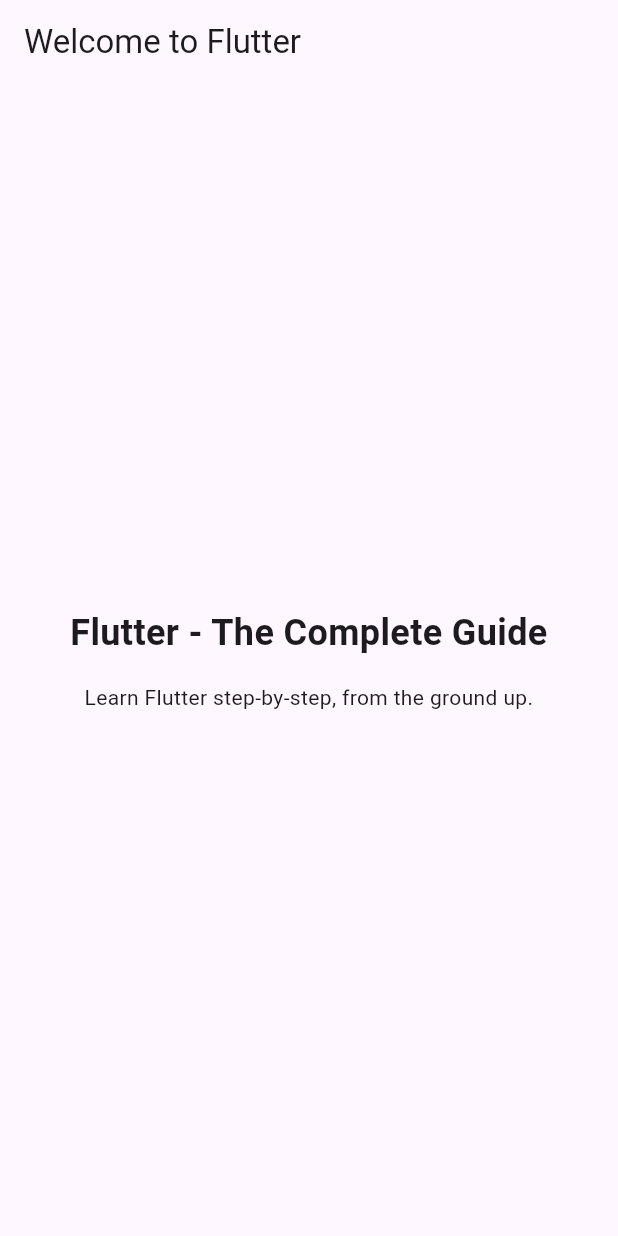
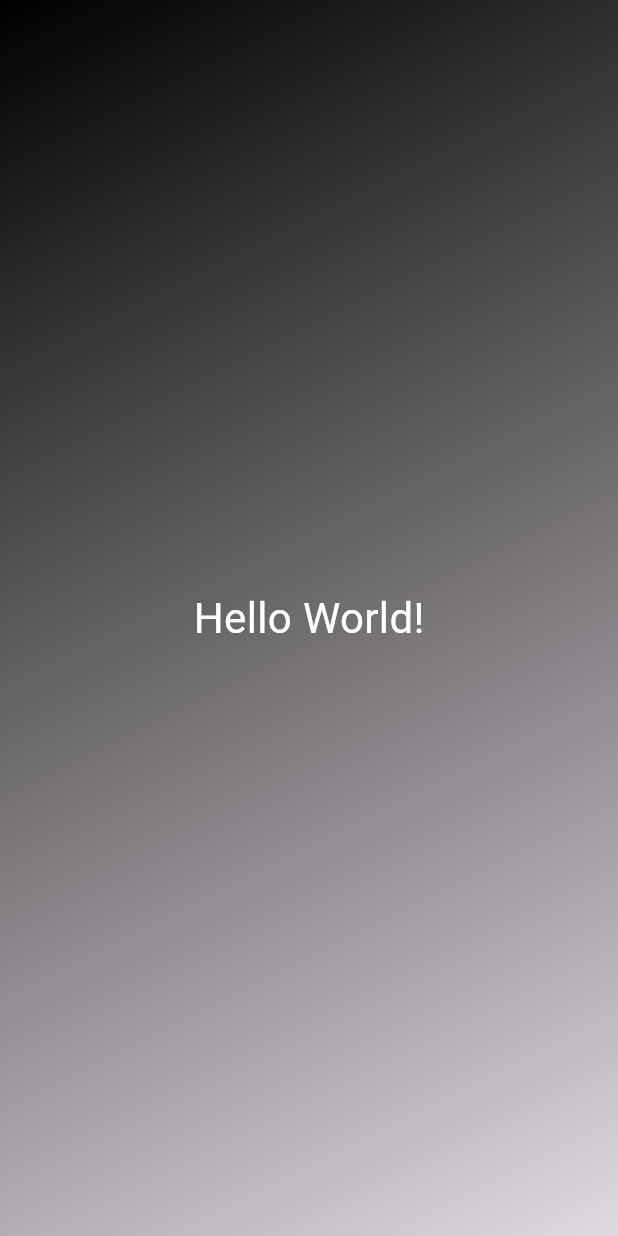
Before and after one commit to sarama02/rafarep, a Flutter app: the screen it shows after launch, on a phone screen of 412 x 824 dp. Run offline on Flutter 3.47's test engine with Material 3 defaults, Android fonts, the phone set to English and light mode, and no system bars.

Commit message:
dart fundamentals

```diff
--- /dev/null
+++ b/lib/gradient_container.dart
@@ -0,0 +1,30 @@
+import 'package:flutter/material.dart';
+import 'package:custom_app_test/styled_text.dart';
+
+var startAlignment = Alignment.topLeft;
+// Alignment? startAlignment;
+var endAlignment = Alignment.bottomRight;
+// final endAlignment = Alignment.bottomRight;
+// const endAlignment = Alignment.bottomRight;
+
+class GradientContainer extends StatelessWidget {
+  // GradientContainer({key}): super(key: key);
+  const GradientContainer({super.key});
+  @override
+  Widget build(context) {
+    return Container(
+        decoration: BoxDecoration(
+          gradient: LinearGradient(
+            begin: startAlignment,
+            end: endAlignment,
+            colors: const [
+              Colors.black,
+              Colors.black12,
+            ],
+          ),
+        ),
+        child: const Center(
+            child: StyledText()),
+      );
+  }
+}
--- a/lib/main.dart
+++ b/lib/main.dart
@@ -1,54 +1,10 @@
 import 'package:flutter/material.dart';
+import 'package:custom_app_test/gradient_container.dart';
 
 void main() {
-  runApp(const MyApp());
+  runApp(const MaterialApp(
+    home: Scaffold(
+      body: GradientContainer(),
+    ),
+  ));
 }
-
-// With Flutter, you create user interfaces by combining "widgets"
-// You'll learn all about them (and much more) throughout this course!
-class MyApp extends StatelessWidget {
-  const MyApp({super.key});
-
-  // Every custom widget must have a build() method
-  // It tells Flutter, which widgets make up your custom widget
-  // Again: You'll learn all about that throughout the course!
-  @override
-  Widget build(BuildContext context) {
-    // Below, a bunch of built-in widgets are used (provided by Flutter)
-    // They will be explained in the next sections
-    // In this course, you will, of course, not just use them a lot but
-    // also learn about many other widgets!
-    return MaterialApp(
-      title: 'Flutter First App',
-      theme: ThemeData(useMaterial3: true),
-      home: Scaffold(
-        appBar: AppBar(
-          title: const Text('Welcome to Flutter'),
-        ),
-        body: Container(
-          width: double.infinity,
-          padding: const EdgeInsets.all(12),
-          child: const Column(
-            mainAxisAlignment: MainAxisAlignment.center,
-            crossAxisAlignment: CrossAxisAlignment.center,
-            children: [
-              Text(
-                'Flutter - The Complete Guide',
-                textAlign: TextAlign.center,
-                style: TextStyle(
-                  fontSize: 24,
-                  fontWeight: FontWeight.bold,
-                ),
-              ),
-              SizedBox(height: 16),
-              Text(
-                'Learn Flutter step-by-step, from the ground up.',
-                textAlign: TextAlign.center,
-              ),
-            ],
-          ),
-        ),
-      ),
-    );
-  }
-}
--- /dev/null
+++ b/lib/styled_text.dart
@@ -0,0 +1,15 @@
+import 'package:flutter/material.dart';
+
+class StyledText extends StatelessWidget {
+  const StyledText({super.key});
+  @override
+  Widget build(context) {
+    return const Text(
+          'Hello World!',
+          style: TextStyle(
+            color: Colors.white,
+            fontSize: 28,
+          ),
+        );
+  }
+}
--- a/pubspec.yaml
+++ b/pubspec.yaml
@@ -1,4 +1,4 @@
-name: my_first_app
+name: custom_app_test
 description: "A new Flutter project."
 # The following line prevents the package from being accidentally published to
 # pub.dev using `flutter pub publish`. This is preferred for private packages.
```
Also changed, not shown: 1 other file.
